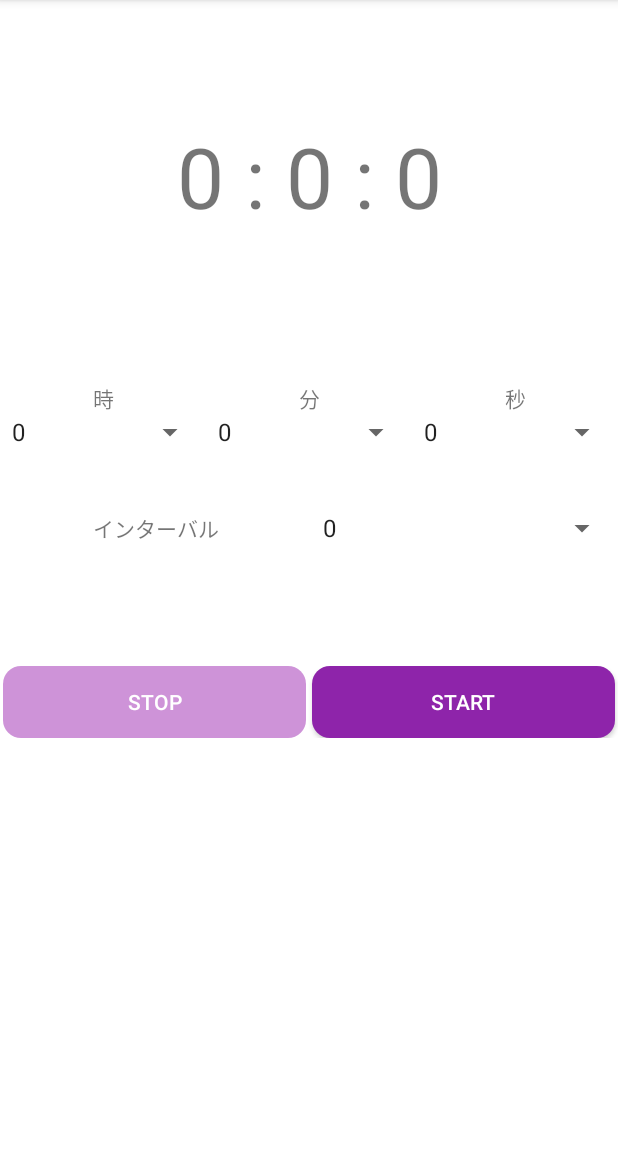
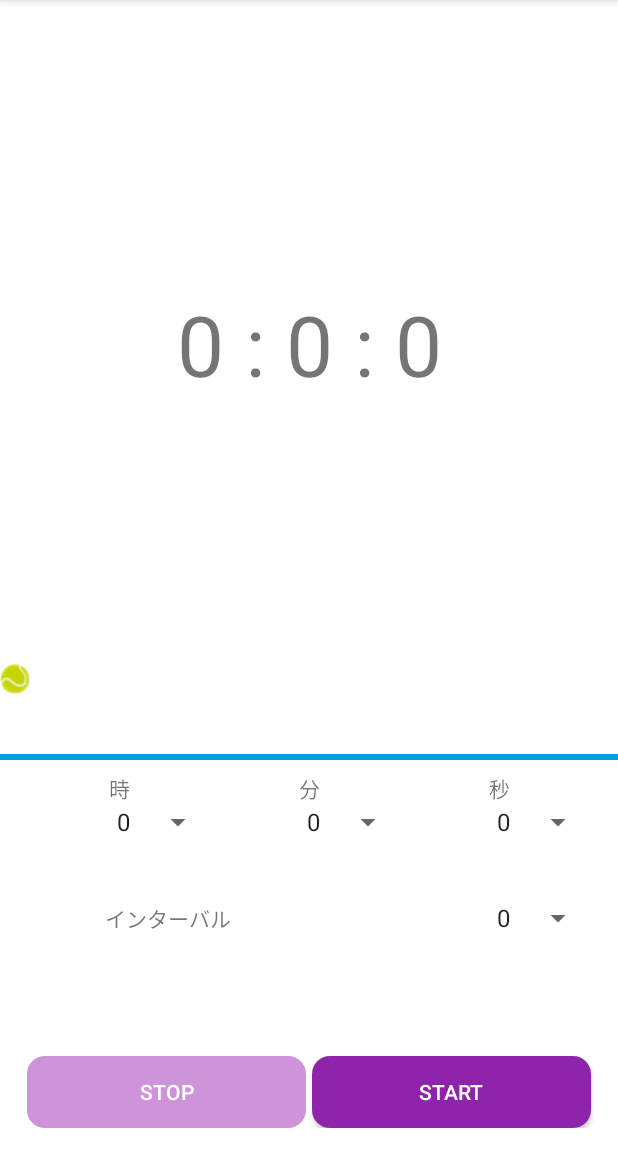
Before and after one commit to Ryoga1009/IntervalTimer, an Android app: the screen it shows after launch (MainActivity), on a phone screen of 412 x 824 dp, the part 84-1236 px from its top. Run offline under Robolectric (Android 15) with nearby library versions, the phone set to English and light mode, and no system bars; our stand-ins replace data binding.

Commit message:
change layout

```diff
--- a/IntervalTimer/app/build.gradle
+++ b/IntervalTimer/app/build.gradle
@@ -30,4 +30,5 @@ dependencies {
     testImplementation 'junit:junit:4.12'
     androidTestImplementation 'com.android.support.test:runner:1.0.2'
     androidTestImplementation 'com.android.support.test.espresso:espresso-core:3.0.2'
+    implementation 'com.android.support:support-compat:28.0.0-alpha1'
 }
--- /dev/null
+++ b/IntervalTimer/app/src/main/java/com/ryoga/k17124kk/intervaltimer/BallAnimator.java
@@ -0,0 +1,44 @@
+package com.ryoga.k17124kk.intervaltimer;
+
+import android.support.v4.view.ViewCompat;
+import android.support.v4.view.ViewPropertyAnimatorListener;
+import android.util.Log;
+import android.view.View;
+import android.widget.ImageView;
+
+public class BallAnimator {
+
+
+    public static void startAnimation(final float width, final float height, final ImageView ball) {
+
+        //初期位置
+        ViewCompat.animate(ball).translationX(0).translationY(0).setDuration(1);
+
+        int sum = 0;
+
+        Log.d("MYE", "motion");
+
+        for (int i = 0; sum <= width; i++) {
+            Log.d("MYE", Math.cos(i) + "::" + Math.sin(i));
+            sum += (int) Math.cos(i);
+        }
+
+        ViewCompat.animate(ball).translationX(width).translationY(height).setDuration(1000).setListener(new ViewPropertyAnimatorListener() {
+            @Override
+            public void onAnimationStart(View view) {
+
+            }
+
+            @Override
+            public void onAnimationEnd(View view) {
+                startAnimation(width, height, ball);
+            }
+
+            @Override
+            public void onAnimationCancel(View view) {
+
+            }
+        }).start();
+
+    }
+}
--- a/IntervalTimer/app/src/main/java/com/ryoga/k17124kk/intervaltimer/TimeConverter.java
+++ b/IntervalTimer/app/src/main/java/com/ryoga/k17124kk/intervaltimer/TimeConverter.java
@@ -22,6 +22,7 @@ public class TimeConverter extends BaseObservable {
     }
 
     private TimerStatus currentStatus = TimerStatus.SETTING;//現在の状態
+
 
     //バインディング
     @Bindable
--- a/IntervalTimer/app/src/main/java/com/ryoga/k17124kk/intervaltimer/TopFragment.java
+++ b/IntervalTimer/app/src/main/java/com/ryoga/k17124kk/intervaltimer/TopFragment.java
@@ -109,7 +109,6 @@ public class TopFragment extends Fragment {
         private int interval;//カウントダウンループのインターバル
 
         private TimeConverter timeConverter;
-//        String status = "SETTING";//"COUNTDOWN"  "INTERVAL"
 
 
         public Task() {
@@ -121,6 +120,8 @@ public class TopFragment extends Fragment {
             binding.buttonStart.setOnClickListener(new View.OnClickListener() {
                 @Override
                 public void onClick(View v) {
+
+                    BallAnimator.startAnimation(binding.AnimationArea.getWidth(), binding.AnimationArea.getHeight(), binding.ball);
 
                     //スピナーが全部0かどうかのチェック
                     if (!isSpinnerSelected()) {
--- a/IntervalTimer/app/src/main/res/layout/fragment_top.xml
+++ b/IntervalTimer/app/src/main/res/layout/fragment_top.xml
@@ -30,18 +30,44 @@
             tools:layout_editor_absoluteY="8dp">
 
             <TextView
+
                 android:id="@+id/textView_time"
                 android:layout_width="match_parent"
-                android:layout_height="wrap_content"
-                android:paddingTop="80dp"
-                android:paddingBottom="100dp"
+                android:layout_height="match_parent"
+                android:layout_marginLeft="16dp"
+                android:layout_marginTop="16dp"
+                android:layout_marginRight="16dp"
+                android:layout_weight="1"
+                android:gravity="center"
                 android:text="@{timeconverter.timerString}"
-                android:textAlignment="center"
-                android:textSize="56sp" />
+                android:textSize="56sp"
+                tools:text="0：0：0" />
+
+            <RelativeLayout
+                android:id="@+id/AnimationArea"
+                android:layout_width="match_parent"
+                android:layout_height="60dp">
+
+                <ImageView
+                    android:id="@+id/ball"
+                    android:layout_width="20dp"
+                    android:layout_height="20dp"
+                    android:layout_alignParentStart="true"
+                    android:layout_alignParentTop="true"
+                    android:src="@drawable/sport_tennis_ball" />
+            </RelativeLayout>
+
+            <View
+                android:layout_width="match_parent"
+                android:layout_height="4dp"
+                android:layout_marginBottom="8dp"
+                android:background="@color/colorAccent"></View>
 
             <LinearLayout
                 android:layout_width="match_parent"
                 android:layout_height="wrap_content"
+                android:layout_marginLeft="16dp"
+                android:layout_marginRight="16dp"
                 android:orientation="horizontal">
 
                 <TextView
@@ -72,6 +98,8 @@
             <LinearLayout
                 android:layout_width="match_parent"
                 android:layout_height="wrap_content"
+                android:layout_marginLeft="16dp"
+                android:layout_marginRight="16dp"
                 android:orientation="horizontal">
 
                 <Spinner
@@ -80,7 +108,8 @@
                     android:layout_height="wrap_content"
                     android:layout_weight="1"
                     android:enabled="@{!timeconverter.isRunnig}"
-                    android:entries="@array/time" />
+                    android:entries="@array/time"
+                    android:textAlignment="textEnd" />
 
                 <Spinner
                     android:id="@+id/spinner_m"
@@ -88,7 +117,8 @@
                     android:layout_height="wrap_content"
                     android:layout_weight="1"
                     android:enabled="@{!timeconverter.isRunnig}"
-                    android:entries="@array/time" />
+                    android:entries="@array/time"
+                    android:textAlignment="textEnd" />
 
                 <Spinner
                     android:id="@+id/spinner_s"
@@ -96,12 +126,15 @@
                     android:layout_height="wrap_content"
                     android:layout_weight="1"
                     android:enabled="@{!timeconverter.isRunnig}"
-                    android:entries="@array/time" />
+                    android:entries="@array/time"
+                    android:textAlignment="textEnd" />
             </LinearLayout>
 
             <LinearLayout
                 android:layout_width="match_parent"
                 android:layout_height="wrap_content"
+                android:layout_marginLeft="16dp"
+                android:layout_marginRight="16dp"
                 android:orientation="horizontal"
                 android:paddingTop="40dp">
 
@@ -119,12 +152,16 @@
                     android:layout_height="wrap_content"
                     android:layout_weight="1"
                     android:enabled="@{!timeconverter.isRunnig}"
-                    android:entries="@array/time" />
+                    android:entries="@array/time"
+                    android:textAlignment="textEnd" />
             </LinearLayout>
 
             <LinearLayout
                 android:layout_width="match_parent"
                 android:layout_height="wrap_content"
+                android:layout_marginLeft="16dp"
+                android:layout_marginRight="16dp"
+                android:layout_marginBottom="16dp"
                 android:orientation="horizontal"
                 android:paddingTop="80dp">
 
```
Also changed, not shown: IntervalTimer/app/src/main/res/drawable/sport_tennis_ball.png (added).
